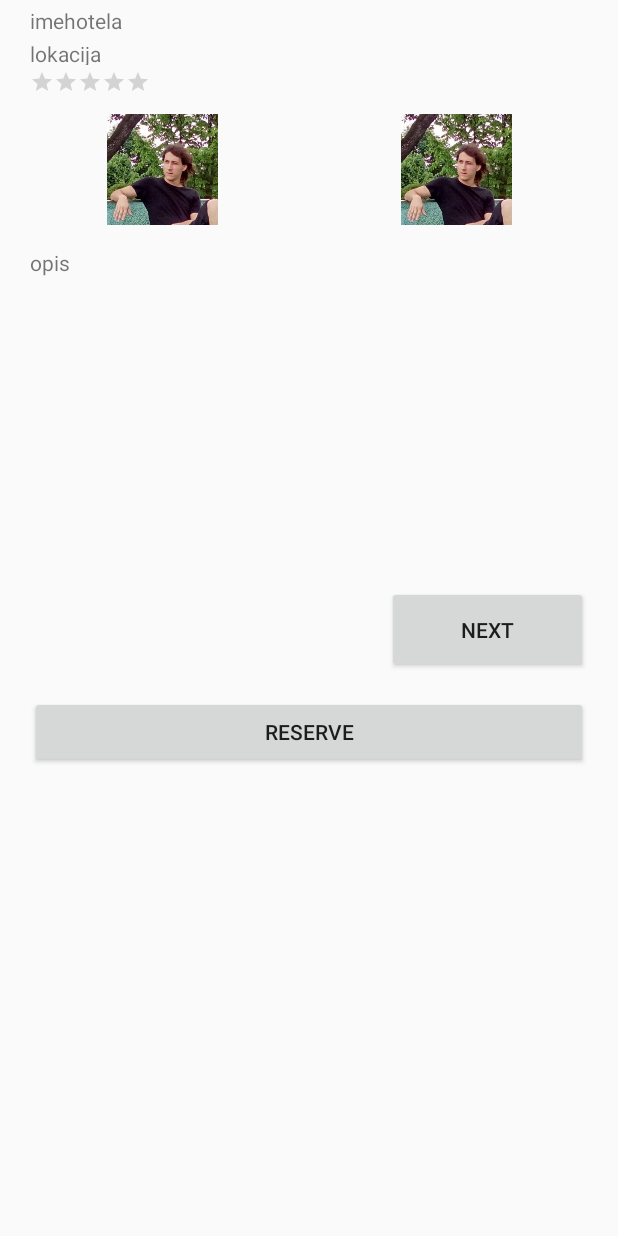
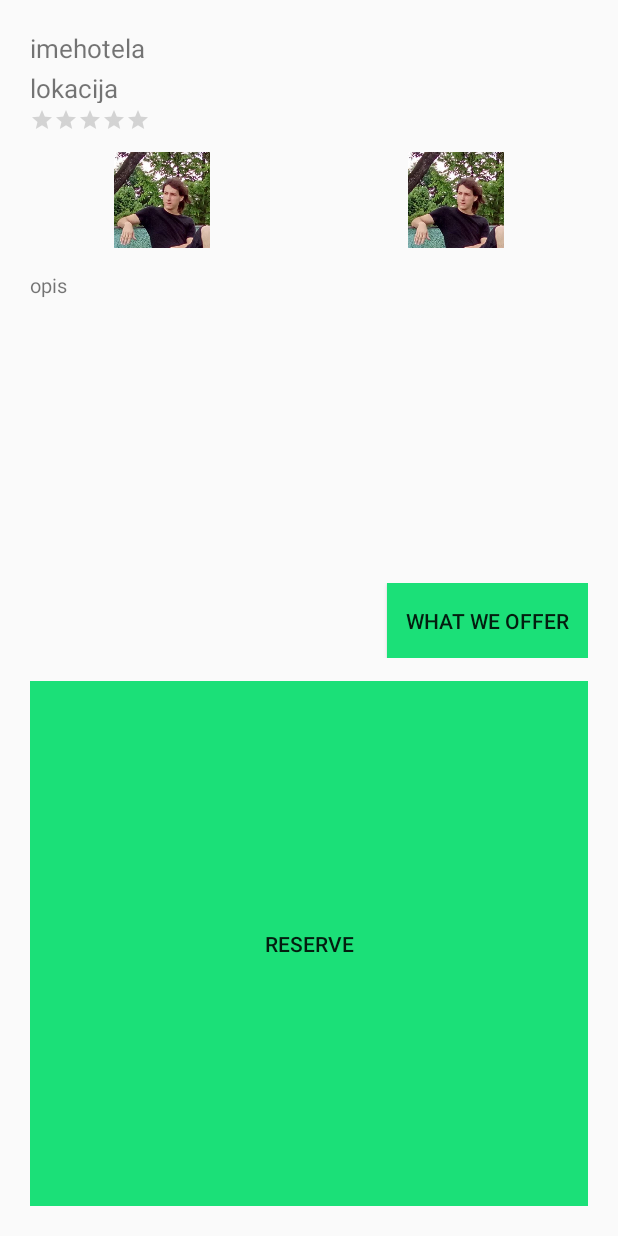
Before and after one commit to artmxra7/EMP_find_hotel_android, an Android app: the layout activity_reserve.xml on its own in the app's theme, with its tools: preview values and no code run, on a phone screen of 412 x 824 dp. Run offline under Robolectric (Android 15) with nearby library versions, the phone set to English and light mode, and no system bars; network calls fail.

Commit message:
Added hotel and room information, reverse button

```diff
--- a/app/src/main/AndroidManifest.xml
+++ b/app/src/main/AndroidManifest.xml
@@ -23,6 +23,8 @@
                 <category android:name="android.intent.category.LAUNCHER" />
             </intent-filter>
         </activity>
+        <activity android:name=".Reserve"></activity>
+        <activity android:name=".Complete"></activity>
     </application>
 
 </manifest>
--- a/app/src/main/java/com/emp/findhotel/findhotel/MainActivity.java
+++ b/app/src/main/java/com/emp/findhotel/findhotel/MainActivity.java
@@ -21,7 +21,7 @@ public class MainActivity extends AppCompatActivity {
     public static String data;
 
     TabLayout tabLayout;
-    ViewPager viewPager;
+    static ViewPager viewPager;
 
     @Override
     protected void onCreate(Bundle savedInstanceState) {
@@ -63,7 +63,6 @@ public class MainActivity extends AppCompatActivity {
                 viewPager.setCurrentItem(tab.getPosition());
             }
         });
-
     }
 
     private class CustomAdapter extends FragmentPagerAdapter {
--- a/app/src/main/res/layout/activity_reserve.xml
+++ b/app/src/main/res/layout/activity_reserve.xml
@@ -8,27 +8,23 @@
 
     <LinearLayout
         android:layout_width="match_parent"
-        android:layout_height="513dp"
+        android:layout_height="match_parent"
         android:orientation="vertical"
         android:layout_margin="20dp"
         tools:layout_editor_absoluteY="-2dp">
 
         <LinearLayout
             android:layout_width="match_parent"
-            android:layout_height="76dp"
+            android:layout_height="81dp"
             android:orientation="vertical">
-
-            <Space
-                android:layout_width="match_parent"
-                android:layout_height="5dp"
-                android:layout_weight="1" />
 
             <TextView
                 android:id="@+id/imehotela"
                 android:layout_width="match_parent"
                 android:layout_height="wrap_content"
                 android:layout_weight="1"
-                android:text="imehotela" />
+                android:text="imehotela"
+                android:textSize="17dp" />
 
             <Space
                 android:layout_width="match_parent"
@@ -40,7 +36,8 @@
                 android:layout_width="match_parent"
                 android:layout_height="wrap_content"
                 android:layout_weight="1"
-                android:text="lokacija" />
+                android:text="lokacija"
+                android:textSize="17dp" />
 
             <Space
                 android:layout_width="match_parent"
@@ -54,7 +51,8 @@
                 android:layout_height="wrap_content"
                 android:isIndicator="true"
                 android:numStars="5"
-                android:stepSize="0.1" />
+                android:stepSize="0.1"
+                android:theme="@style/RatingBar" />
 
             <Space
                 android:layout_width="match_parent"
@@ -64,7 +62,7 @@
 
         <LinearLayout
             android:layout_width="match_parent"
-            android:layout_height="74dp"
+            android:layout_height="64dp"
             android:orientation="horizontal">
 
             <ImageView
@@ -88,7 +86,7 @@
 
         <LinearLayout
             android:layout_width="match_parent"
-            android:layout_height="225dp"
+            android:layout_height="208dp"
             android:orientation="vertical">
 
             <Space
@@ -99,7 +97,8 @@
                 android:id="@+id/opis"
                 android:layout_width="match_parent"
                 android:layout_height="match_parent"
-                android:text="opis" />
+                android:text="opis"
+                android:textSize="13dp" />
 
         </LinearLayout>
 
@@ -109,7 +108,7 @@
 
         <LinearLayout
             android:layout_width="match_parent"
-            android:layout_height="58dp"
+            android:layout_height="50dp"
             android:orientation="horizontal">
 
             <ImageSwitcher
@@ -129,7 +128,8 @@
                 android:layout_width="match_parent"
                 android:layout_height="match_parent"
                 android:layout_weight="1"
-                android:text="Next" />
+                android:background="@color/colorPrimary"
+                android:text="What we offer" />
 
         </LinearLayout>
 
@@ -137,11 +137,18 @@
             android:layout_width="match_parent"
             android:layout_height="15dp" />
 
-        <Button
-            android:id="@+id/rezerviraj"
+        <LinearLayout
             android:layout_width="match_parent"
-            android:layout_height="wrap_content"
-            android:text="Reserve" />
+            android:layout_height="match_parent"
+            android:orientation="vertical">
+
+            <Button
+                android:id="@+id/rezerviraj"
+                android:layout_width="match_parent"
+                android:layout_height="match_parent"
+                android:background="@color/colorPrimary"
+                android:text="Reserve" />
+        </LinearLayout>
 
     </LinearLayout>
 </android.support.constraint.ConstraintLayout>
--- a/app/src/main/res/values/colors.xml
+++ b/app/src/main/res/values/colors.xml
@@ -4,4 +4,5 @@
     <color name="colorPrimaryDark">#31a166</color>
     <color name="colorAccent">#FF4081</color>
     <color name="tabs">#1BE078</color>
+    <color name="rating">#676868</color>
 </resources>
--- a/app/src/main/res/values/styles.xml
+++ b/app/src/main/res/values/styles.xml
@@ -2,10 +2,12 @@
 
     <!-- Base application theme. -->
     <style name="AppTheme" parent="Theme.AppCompat.Light.DarkActionBar">
-        <!-- Customize your theme here. -->
         <item name="colorPrimary">@color/colorPrimary</item>
         <item name="colorPrimaryDark">@color/colorPrimaryDark</item>
         <item name="colorAccent">@color/colorAccent</item>
     </style>
 
+    <style name="RatingBar" parent="Theme.AppCompat.Light.DarkActionBar">
+        <item name="colorControlActivated">@color/rating</item>
+    </style>
 </resources>
```
Also changed, not shown: app/src/main/java/com/emp/findhotel/findhotel/All.java (+29 -12 lines), app/src/main/java/com/emp/findhotel/findhotel/Complete.java (+63 -32 lines), app/src/main/java/com/emp/findhotel/findhotel/Reserve.java (+56 -24 lines), app/src/main/res/layout/activity_all.xml (+34 -6 lines), app/src/main/res/layout/activity_complete.xml (+26 -12 lines), app/src/main/res/layout/list_layout.xml (+12 -3 lines).
